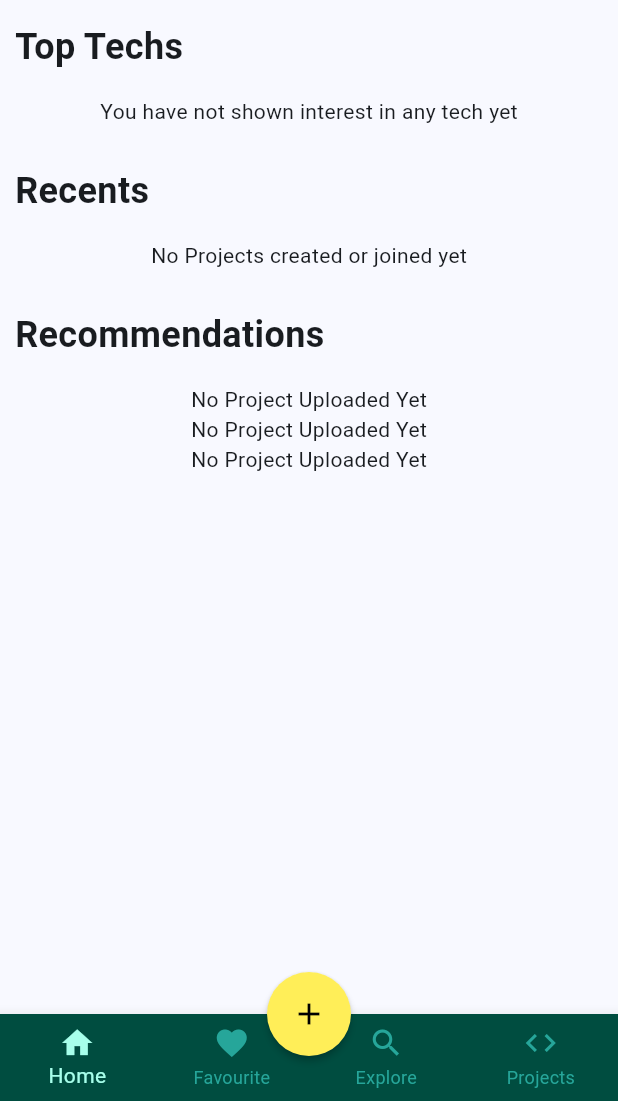
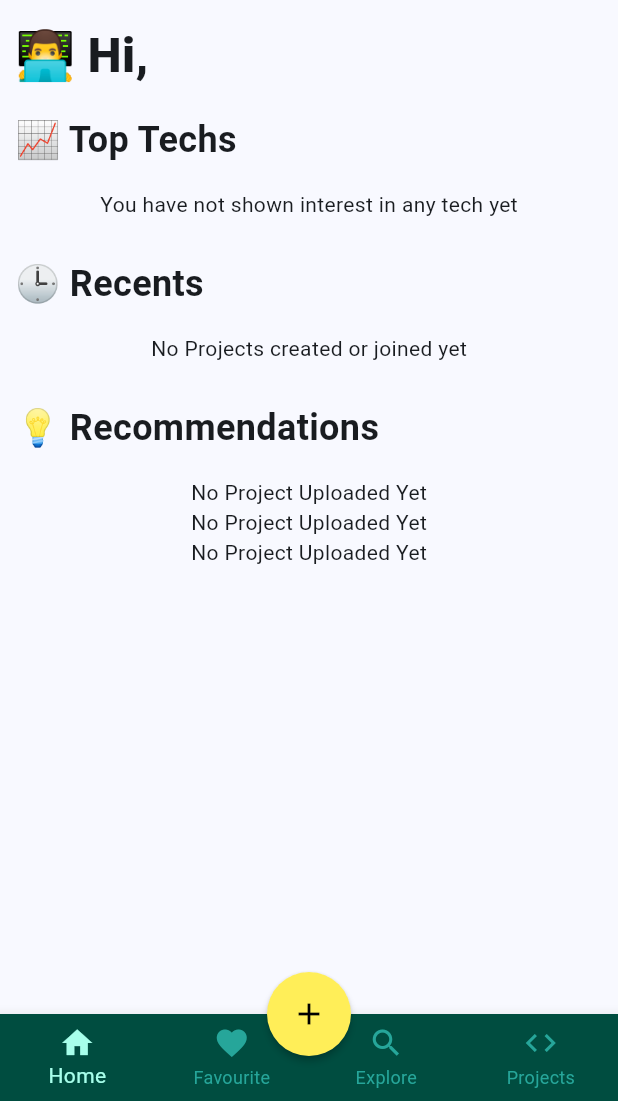
Before and after one commit to apoorv-codes/dev_connect_flutter, a Flutter app: the TabsScreen screen opened directly, on a phone screen of 412 x 824 dp, the part 135-1236 px from its top. Run offline on Flutter 3.47's test engine with Material 2 defaults, Android fonts, the phone set to English and light mode, and no system bars; our stand-ins replace email_validator, flutter_dotenv, modal_progress_hud_nsn, shared_preferences; missing offline and left inert: dart:ffi; accounts and stored records are empty; network calls fail.

Commit message:
project done

```diff
--- a/lib/Screens/TabScreens/HomeTabContent/HomeTab.dart
+++ b/lib/Screens/TabScreens/HomeTabContent/HomeTab.dart
@@ -30,6 +30,7 @@ class _HomeTabState extends State<HomeTab> {
   List<ProjectModel>? oProjects = [];
   int page = 1;
   var _token;
+  String name = "";
   bool _isLoading = true;
 
   void _loadData() async {
@@ -49,6 +50,7 @@ class _HomeTabState extends State<HomeTab> {
     oProjects = projectsData;
     _isLoading = false;
 
+    name = prefs.getString("firstName").toString();
     setState(() {});
   }
 
@@ -97,9 +99,25 @@ class _HomeTabState extends State<HomeTab> {
               Padding(
                 padding: const EdgeInsets.symmetric(horizontal: 10.0),
                 child: Row(
+                  children: [
+                    Text(
+                      "👨‍💻 Hi, $name",
+                      style:
+                          TextStyle(fontSize: 32, fontWeight: FontWeight.w800),
+                    ),
+                    Spacer()
+                  ],
+                ),
+              ),
+              const SizedBox(
+                height: 16,
+              ),
+              Padding(
+                padding: const EdgeInsets.symmetric(horizontal: 10.0),
+                child: Row(
                   children: const [
                     Text(
-                      "Top Techs",
+                      "📈 Top Techs",
                       style:
                           TextStyle(fontSize: 24, fontWeight: FontWeight.w600),
                     ),
@@ -136,7 +154,7 @@ class _HomeTabState extends State<HomeTab> {
                 child: Row(
                   children: const [
                     Text(
-                      "Recents",
+                      "🕒 Recents",
                       style:
                           TextStyle(fontSize: 24, fontWeight: FontWeight.w600),
                     ),
@@ -176,7 +194,7 @@ class _HomeTabState extends State<HomeTab> {
                 child: Row(
                   children: const [
                     Text(
-                      "Recommendations",
+                      "💡 Recommendations",
                       style:
                           TextStyle(fontSize: 24, fontWeight: FontWeight.w600),
                     ),
```
